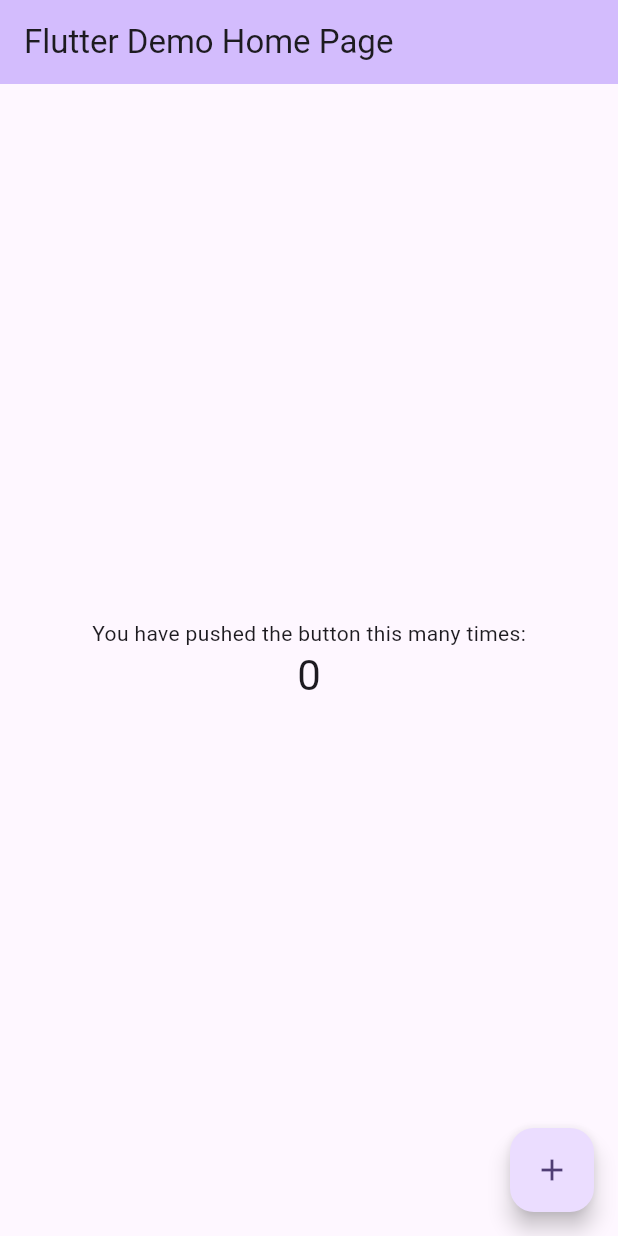
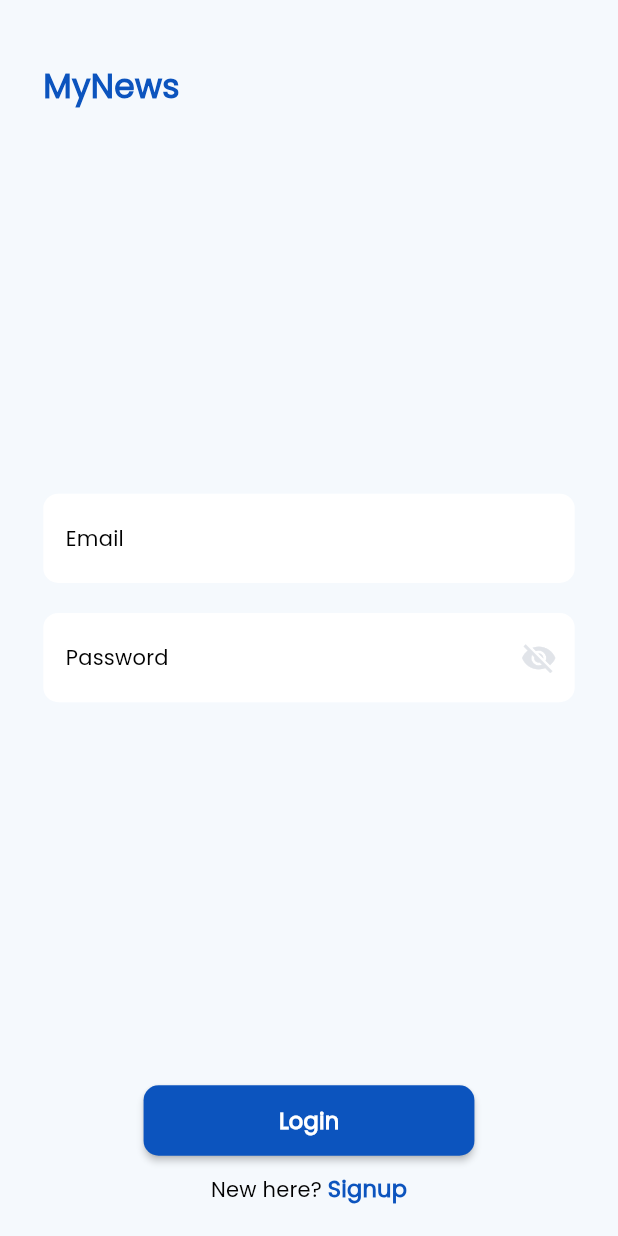
Before and after one commit to aiswaryapv3123/pingo_learn_news_app, a Flutter app: the screen it shows after launch, on a phone screen of 412 x 824 dp. Run offline on Flutter 3.47's test engine with Material 3 defaults, Android fonts, the phone set to English and light mode, and no system bars; our stand-ins replace email_validator, gap.

Commit message:
Authentication ui implementation and validations

```diff
--- /dev/null
+++ b/lib/config/constants/app_sizes.dart
@@ -0,0 +1,6 @@
+class AppSizes{
+  static const double gap10 = 10;
+  static const double gap12 = 12;
+  static const double gap15 = 15;
+  static const double gap20 = 20;
+}
--- /dev/null
+++ b/lib/config/constants/app_strings.dart
@@ -0,0 +1,15 @@
+class AppStrings {
+  static const String emptyEmailValidationMessage = "Email field cannot be empty";
+  static const String invalidEmailValidationMessage = "Please enter a valid email";
+  static const String emptyStringValidationMessage = "This field cannot be empty";
+  static const String emptyPasswordValidationMessage = "Password field cannot be empty";
+  static const String passwordMatchValidationMessage = "Passwords do not match";
+  static const String email = "Email";
+  static const String password = "Password";
+  static const String newHere = "New here? ";
+  static const String signUp = "Signup";
+  static const String login = "Login";
+  static const String myNews = "MyNews";
+  static const String name = "Name";
+  static const String alreadyHaveAnAccount = "Already have an account? ";
+}
--- /dev/null
+++ b/lib/config/routes/route_constants.dart
@@ -0,0 +1,5 @@
+class RouteConstants {
+  static const String loginPage = 'login_page';
+  static const String signUpPage = 'signup_page';
+  static const String newsFeedPage = 'news_feed_page';
+}
--- /dev/null
+++ b/lib/config/routes/routes.dart
@@ -0,0 +1,15 @@
+import 'package:flutter/material.dart';
+import 'package:pingo_learn_news/config/routes/route_constants.dart';
+import 'package:pingo_learn_news/features/auth/presentation/views/login_screen.dart';
+import 'package:pingo_learn_news/features/auth/presentation/views/sign_up_screen.dart';
+
+class AppRoutes {
+  static Route<dynamic> generatedRoute(RouteSettings settings) {
+    final pages = switch (settings.name) {
+      RouteConstants.loginPage => const LoginScreen(),
+      RouteConstants.signUpPage => const SignUpScreen(),
+      _ => throw Exception('Invalid Route'),
+    };
+    return MaterialPageRoute(builder: (context) => pages);
+  }
+}
--- /dev/null
+++ b/lib/config/routes/routes_utils.dart
@@ -0,0 +1,5 @@
+import 'package:flutter/cupertino.dart';
+
+class RouteUtils{
+  static final GlobalKey<NavigatorState> navKey = GlobalKey();
+}
--- /dev/null
+++ b/lib/config/themes/app_colors.dart
@@ -0,0 +1,10 @@
+import 'dart:ui';
+
+class AppColors {
+  static const Color primaryWhite = Color(0xFFFFFFFF);
+  static const Color primaryBlack = Color(0xFF000000);
+  static const Color primaryBlueLight = Color(0xFFf5f9fd);
+  static const Color primaryBlueDark = Color(0xFF0c54be);
+  static const Color grey = Color(0xFF606060);
+  static const Color greyLight = Color(0xFFe1e4e9);
+}
--- /dev/null
+++ b/lib/config/themes/app_fonts.dart
@@ -0,0 +1,12 @@
+import 'package:flutter/material.dart';
+
+class AppFonts {
+  static const fontPoppins = 'Poppins';
+}
+
+class AppFontWeights {
+  static const regular = FontWeight.w400;
+  static const medium = FontWeight.w500;
+  static const semiBold = FontWeight.w600;
+  static const bold = FontWeight.bold;
+}
--- /dev/null
+++ b/lib/config/themes/theme_data.dart
@@ -0,0 +1,27 @@
+import 'package:flutter/material.dart';
+import 'package:pingo_learn_news/config/themes/app_colors.dart';
+import 'package:pingo_learn_news/config/themes/app_fonts.dart';
+
+class AppThemeData {
+  static ThemeData getAppThemeData(BuildContext context) => ThemeData(
+        useMaterial3: false,
+        scaffoldBackgroundColor: AppColors.primaryBlueLight,
+        appBarTheme: const AppBarTheme(
+          backgroundColor: AppColors.primaryBlueLight
+        ),
+        textTheme: Theme.of(context).textTheme.apply(
+            bodyColor: AppColors.primaryBlack,
+            fontFamily: AppFonts.fontPoppins),
+        elevatedButtonTheme: ElevatedButtonThemeData(
+          style: ButtonStyle(
+            foregroundColor: WidgetStateProperty.all(AppColors.primaryWhite),
+            backgroundColor: WidgetStateProperty.all(AppColors.primaryBlueDark),
+            shape: WidgetStateProperty.all(
+              RoundedRectangleBorder(
+                borderRadius: BorderRadius.circular(10),
+              ),
+            ),
+          ),
+        ),
+      );
+}
--- /dev/null
+++ b/lib/features/auth/presentation/views/login_screen.dart
@@ -0,0 +1,112 @@
+import 'package:flutter/gestures.dart';
+import 'package:flutter/material.dart';
+import 'package:gap/gap.dart';
+import 'package:pingo_learn_news/config/constants/app_strings.dart';
+import 'package:pingo_learn_news/config/extensions/app_text_styles.dart';
+import 'package:pingo_learn_news/config/extensions/size_extensions.dart';
+import 'package:pingo_learn_news/config/routes/route_constants.dart';
+import 'package:pingo_learn_news/core/utils/validation_utils.dart';
+import 'package:pingo_learn_news/config/constants/app_sizes.dart';
+import 'package:pingo_learn_news/features/common/widgets/primary_button.dart';
+import 'package:pingo_learn_news/features/common/widgets/user_text_field.dart';
+
+class LoginScreen extends StatefulWidget {
+  const LoginScreen({super.key});
+
+  @override
+  State<LoginScreen> createState() => _LoginScreenState();
+}
+
+class _LoginScreenState extends State<LoginScreen> {
+  TextEditingController emailTextEditingController = TextEditingController();
+  TextEditingController passwordTextEditingController = TextEditingController();
+  final formKey = GlobalKey<FormState>();
+
+  @override
+  void dispose() {
+    super.dispose();
+    emailTextEditingController.dispose();
+    passwordTextEditingController.dispose();
+  }
+
+  @override
+  Widget build(BuildContext context) {
+    return Scaffold(
+      body: SafeArea(
+        child: Padding(
+          padding: EdgeInsets.symmetric(horizontal: context.widthFct(0.07)),
+          child: Form(
+            key: formKey,
+            child: Column(
+              mainAxisAlignment: MainAxisAlignment.center,
+              children: [
+                Gap(context.heightFct(0.05)),
+                Align(
+                    alignment: Alignment.centerLeft,
+                    child: Text(
+                      AppStrings.myNews,
+                      style: context.boldBlue22,
+                    )),
+                const Spacer(),
+                UserTextField(
+                  textEditingController: emailTextEditingController,
+                  label: AppStrings.email,
+                  validator: getEmailValidator,
+                ),
+                const Gap(AppSizes.gap20),
+                UserTextField(
+                  textEditingController: passwordTextEditingController,
+                  isPassword: true,
+                  label: AppStrings.password,
+                  validator: passwordValidator,
+                ),
+                const Spacer(),
+                PrimaryButton(
+                  label: AppStrings.login,
+                  onPressed: onTapLogin,
+                ),
+                const Gap(AppSizes.gap10),
+                RichText(
+                  text: TextSpan(
+                    text: AppStrings.newHere,
+                    style: context.mediumBlack14,
+                    children: <TextSpan>[
+                      TextSpan(
+                        text: AppStrings.signUp,
+                        style: context.semiBoldBlue15,
+                        recognizer: TapGestureRecognizer()
+                          ..onTap = () => onTapSignUp(),
+                      ),
+                    ],
+                  ),
+                ),
+                const Gap(AppSizes.gap20),
+              ],
+            ),
+          ),
+        ),
+      ),
+    );
+  }
+
+  onTapSignUp() {
+    Navigator.of(context).pushNamed(RouteConstants.signUpPage);
+  }
+
+  onTapLogin() {
+    if (formKey.currentState?.validate() ?? false) {
+      debugPrint("Form validation success!");
+      clearFields();
+    } else {
+      debugPrint("Form validation failed!");
+      clearFields();
+    }
+  }
+
+  clearFields(){
+    setState(() {
+      emailTextEditingController.clear();
+      passwordTextEditingController.clear();
+    });
+  }
+}
--- /dev/null
+++ b/lib/features/common/widgets/primary_button.dart
@@ -0,0 +1,39 @@
+import 'package:flutter/material.dart';
+import 'package:pingo_learn_news/config/constants/app_sizes.dart';
+import 'package:pingo_learn_news/config/extensions/app_text_styles.dart';
+import 'package:pingo_learn_news/config/extensions/size_extensions.dart';
+import 'package:pingo_learn_news/config/themes/app_colors.dart';
+
+class PrimaryButton extends StatelessWidget {
+  final String label;
+  final bool isLoading;
+  final void Function()? onPressed;
+  const PrimaryButton(
+      {super.key,
+      required this.label,
+      required this.onPressed,
+      this.isLoading = false});
+
+  @override
+  Widget build(BuildContext context) {
+    return ElevatedButton(
+      onPressed: onPressed,
+      child: isLoading
+          ? const SizedBox(
+              width: 16,
+              height: 16,
+              child: CircularProgressIndicator(
+                color: AppColors.primaryWhite,
+              ),
+            )
+          : Padding(
+              padding: EdgeInsets.symmetric(
+                  horizontal: context.widthFct(0.18), vertical: AppSizes.gap12),
+              child: Text(
+                label,
+                style: context.semiBoldWhite15,
+              ),
+            ),
+    );
+  }
+}
--- /dev/null
+++ b/lib/features/common/widgets/user_text_field.dart
@@ -0,0 +1,61 @@
+import 'package:flutter/material.dart';
+import 'package:pingo_learn_news/config/extensions/app_text_styles.dart';
+import 'package:pingo_learn_news/config/extensions/size_extensions.dart';
+import 'package:pingo_learn_news/config/themes/app_colors.dart';
+
+class UserTextField extends StatefulWidget {
+  final TextEditingController textEditingController;
+  final String? label;
+  final bool isPassword;
+  final String? Function(String?)? validator;
+  const UserTextField(
+      {super.key,
+      required this.textEditingController,
+      required this.validator,
+      this.label,
+      this.isPassword = false});
+
+  @override
+  State<UserTextField> createState() => _UserTextFieldState();
+}
+
+class _UserTextFieldState extends State<UserTextField> {
+  bool showPassword = false;
+  @override
+  Widget build(BuildContext context) {
+    return Container(
+      // height: context.heightFct(0.06),
+      decoration: BoxDecoration(
+        color: AppColors.primaryWhite,
+        borderRadius: BorderRadius.circular(10),
+      ),
+      child: Padding(
+        padding: const EdgeInsets.only(left: 15.0),
+        child: TextFormField(
+          controller: widget.textEditingController,
+          obscureText: showPassword,
+          style: context.mediumBlack14,
+          validator: widget.validator,
+          decoration: InputDecoration(
+            suffixIcon: widget.isPassword
+                ? GestureDetector(
+                    onTap: () {
+                      setState(() {
+                        showPassword = !showPassword;
+                      });
+                    },
+                    child: Icon(
+                        color: AppColors.greyLight,
+                        showPassword ? Icons.visibility : Icons.visibility_off),
+                  )
+                : null,
+            label: Text(widget.label ?? ''),
+            labelStyle: context.mediumBlack14,
+            enabledBorder: InputBorder.none,
+            focusedBorder: InputBorder.none,
+          ),
+        ),
+      ),
+    );
+  }
+}
--- a/lib/main.dart
+++ b/lib/main.dart
@@ -1,125 +1,32 @@
 import 'package:flutter/material.dart';
+import 'package:flutter/services.dart';
+import 'package:pingo_learn_news/config/routes/route_constants.dart';
+import 'package:pingo_learn_news/config/routes/routes.dart';
+import 'package:pingo_learn_news/config/routes/routes_utils.dart';
+import 'package:pingo_learn_news/config/themes/theme_data.dart';
+import 'package:pingo_learn_news/features/auth/presentation/views/login_screen.dart';
 
-void main() {
+void main() async {
+  WidgetsFlutterBinding.ensureInitialized();
+  await SystemChrome.setPreferredOrientations([
+    DeviceOrientation.portraitUp,
+    DeviceOrientation.portraitDown,
+  ]);
   runApp(const MyApp());
 }
 
 class MyApp extends StatelessWidget {
   const MyApp({super.key});
 
-  // This widget is the root of your application.
   @override
   Widget build(BuildContext context) {
     return MaterialApp(
-      title: 'Flutter Demo',
-      theme: ThemeData(
-        // This is the theme of your application.
-        //
-        // TRY THIS: Try running your application with "flutter run". You'll see
-        // the application has a purple toolbar. Then, without quitting the app,
-        // try changing the seedColor in the colorScheme below to Colors.green
-        // and then invoke "hot reload" (save your changes or press the "hot
-        // reload" button in a Flutter-supported IDE, or press "r" if you used
-        // the command line to start the app).
-        //
-        // Notice that the counter didn't reset back to zero; the application
-        // state is not lost during the reload. To reset the state, use hot
-        // restart instead.
-        //
-        // This works for code too, not just values: Most code changes can be
-        // tested with just a hot reload.
-        colorScheme: ColorScheme.fromSeed(seedColor: Colors.deepPurple),
-        useMaterial3: true,
-      ),
-      home: const MyHomePage(title: 'Flutter Demo Home Page'),
+      title: 'Pingo Learn News',
+      debugShowCheckedModeBanner: false,
+      theme: AppThemeData.getAppThemeData(context),
+      navigatorKey: RouteUtils.navKey,
+      onGenerateRoute: AppRoutes.generatedRoute,
+      initialRoute: RouteConstants.loginPage,
     );
   }
 }
-
-class MyHomePage extends StatefulWidget {
-  const MyHomePage({super.key, required this.title});
-
-  // This widget is the home page of your application. It is stateful, meaning
-  // that it has a State object (defined below) that contains fields that affect
-  // how it looks.
-
-  // This class is the configuration for the state. It holds the values (in this
-  // case the title) provided by the parent (in this case the App widget) and
-  // used by the build method of the State. Fields in a Widget subclass are
-  // always marked "final".
-
-  final String title;
-
-  @override
-  State<MyHomePage> createState() => _MyHomePageState();
-}
-
-class _MyHomePageState extends State<MyHomePage> {
-  int _counter = 0;
-
-  void _incrementCounter() {
-    setState(() {
-      // This call to setState tells the Flutter framework that something has
-      // changed in this State, which causes it to rerun the build method below
-      // so that the display can reflect the updated values. If we changed
-      // _counter without calling setState(), then the build method would not be
-      // called again, and so nothing would appear to happen.
-      _counter++;
-    });
-  }
-
-  @override
-  Widget build(BuildContext context) {
-    // This method is rerun every time setState is called, for instance as done
-    // by the _incrementCounter method above.
-    //
-    // The Flutter framework has been optimized to make rerunning build methods
-    // fast, so that you can just rebuild anything that needs updating rather
-    // than having to individually change instances of widgets.
-    return Scaffold(
-      appBar: AppBar(
-        // TRY THIS: Try changing the color here to a specific color (to
-        // Colors.amber, perhaps?) and trigger a hot reload to see the AppBar
-        // change color while the other colors stay the same.
-        backgroundColor: Theme.of(context).colorScheme.inversePrimary,
-        // Here we take the value from the MyHomePage object that was created by
-        // the App.build method, and use it to set our appbar title.
-        title: Text(widget.title),
-      ),
-      body: Center(
-        // Center is a layout widget. It takes a single child and positions it
-        // in the middle of the parent.
-        child: Column(
-          // Column is also a layout widget. It takes a list of children and
-          // arranges them vertically. By default, it sizes itself to fit its
-          // children horizontally, and tries to be as tall as its parent.
-          //
-          // Column has various properties to control how it sizes itself and
-          // how it positions its children. Here we use mainAxisAlignment to
-          // center the children vertically; the main axis here is the vertical
-          // axis because Columns are vertical (the cross axis would be
-          // horizontal).
-          //
-          // TRY THIS: Invoke "debug painting" (choose the "Toggle Debug Paint"
-          // action in the IDE, or press "p" in the console), to see the
-          // wireframe for each widget.
-          mainAxisAlignment: MainAxisAlignment.center,
-          children: <Widget>[
-            const Text(
-              'You have pushed the button this many times:',
-            ),
-            Text(
-              '$_counter',
-              style: Theme.of(context).textTheme.headlineMedium,
-            ),
-          ],
-        ),
-      ),
-      floatingActionButton: FloatingActionButton(
-        onPressed: _incrementCounter,
-        tooltip: 'Increment',
-        child: const Icon(Icons.add),
-      ), // This trailing comma makes auto-formatting nicer for build methods.
-    );
-  }
-}
```
Also changed, not shown: lib/config/extensions/app_text_styles.dart (added, +29 -0 lines), lib/config/extensions/size_extensions.dart (added, +8 -0 lines), lib/core/utils/validation_utils.dart (added, +41 -0 lines), lib/features/auth/presentation/views/sign_up_screen.dart (added, +121 -0 lines), pubspec.yaml (+7 -0 lines), assets/fonts/poppins_light.ttf (added), assets/fonts/poppins_regular.ttf (added), pubspec.lock.
